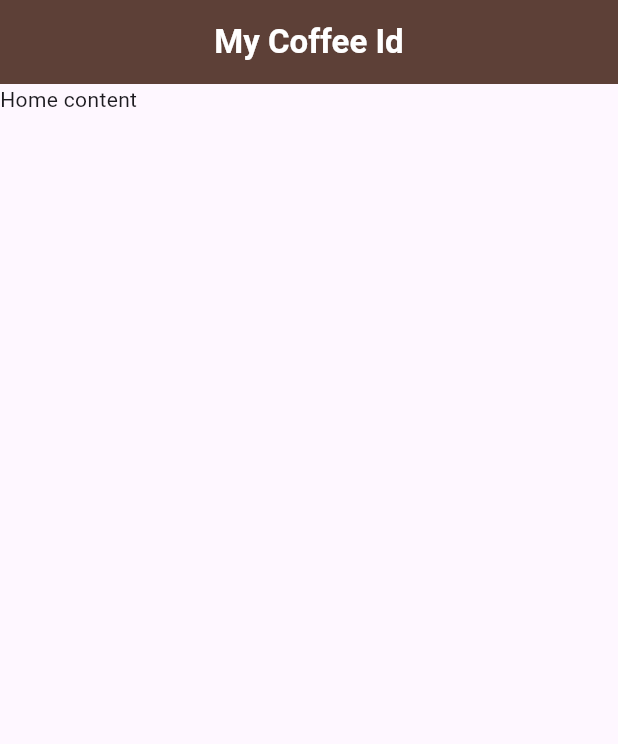
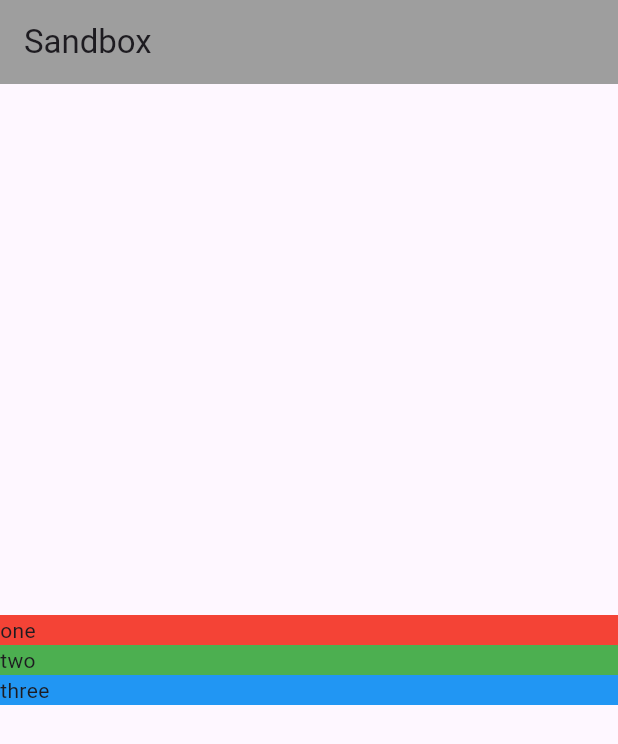
Before and after one commit to robertdrucker/Flutter-Masterclass, a Flutter app: the screen it shows after launch, on a phone screen of 412 x 824 dp. Shown: the top 744 px of the screen. Run offline on Flutter 3.47's test engine with Material 3 defaults, Android fonts, the phone set to English and light mode, and no system bars.

Commit message:
Columns Sandbox

```diff
--- a/lib/main.dart
+++ b/lib/main.dart
@@ -2,5 +2,29 @@ import 'package:flutter/material.dart';
 import 'package:coffee_card/home.dart';
 
 void main() {
-  runApp(const MaterialApp(home: Home()));
+  // runApp(const MaterialApp(home: Home()));
+  runApp(const MaterialApp(home: Sandbox()));
 }
+
+class Sandbox extends StatelessWidget {
+  const Sandbox({super.key});
+
+  @override
+  Widget build(BuildContext context) {
+    return Scaffold(
+      appBar: AppBar(
+        title: const Text('Sandbox'),
+        backgroundColor: Colors.grey,
+      ),
+      body: Column(
+        crossAxisAlignment: CrossAxisAlignment.stretch,
+        mainAxisAlignment: MainAxisAlignment.center,
+        children: [
+          Container(width: 100, color: Colors.red, child: Text('one')),
+          Container(width: 200, color: Colors.green, child: Text('two')),
+          Container(width: 300, color: Colors.blue, child: Text('three')),
+        ],
+      ),
+    );
+  }
+}
```
